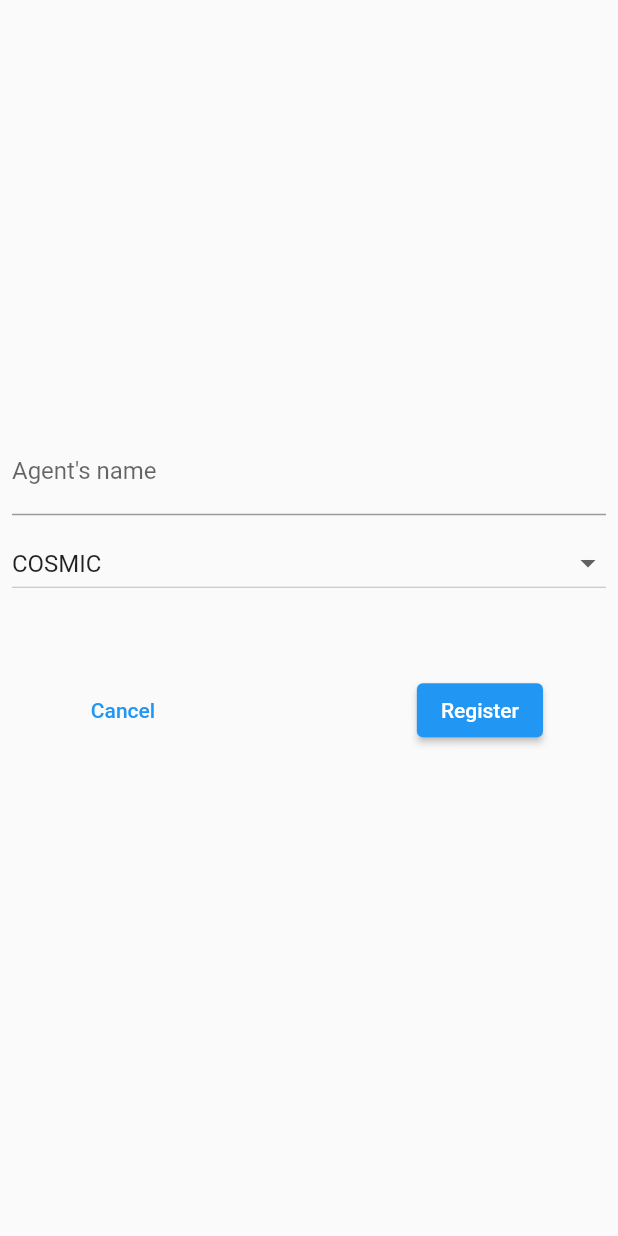
After one commit to Delni/space-traders-ui, a Flutter app: the screen it shows after launch, after a tap on "No token? Create an account here", on a phone screen of 412 x 824 dp. The commit adds this screen. Run offline on Flutter 3.47's test engine with Material 2 defaults, Android fonts, the phone set to English and light mode, and no system bars; our stand-ins replace dio.

Commit message:
✨ Register agent

```diff
--- /dev/null
+++ b/lib/domain/faction.dart
@@ -0,0 +1,21 @@
+enum Faction {
+  cosmic,
+  VOID, // ignore: constant_identifier_names
+  galactic,
+  quantum,
+  dominion,
+  astro,
+  corsairs,
+  obsidian,
+  aegis,
+  united,
+  solitary,
+  cobalt,
+  omega,
+  echo,
+  lords,
+  cult,
+  ancients,
+  shadow,
+  ethereal,
+}
--- a/lib/domain/server-status/repository.dart
+++ b/lib/domain/server-status/repository.dart
@@ -1,6 +1,8 @@
+import 'package:space_traders/domain/faction.dart';
+
 import 'status.dart';
 
-
 abstract class ServerRepository {
+  Future<String> register(String agentName, Faction faction);
   Future<ServerStatus> getStatus();
 }
--- a/lib/infra-http/server.http.dart
+++ b/lib/infra-http/server.http.dart
@@ -1,4 +1,5 @@
 import 'package:dio/dio.dart';
+import 'package:space_traders/domain/faction.dart';
 import 'package:space_traders/domain/server_status.dart';
 
 class ServerHttpAdapter implements ServerRepository {
@@ -15,4 +16,10 @@ class ServerHttpAdapter implements ServerRepository {
                 List<Map<String, dynamic>>.from(value["announcements"])
                     .map(Annoucement.fromJson),
           ));
+
+  @override
+  Future<String> register(String agentName, Faction faction) {
+    // TODO: implement register
+    throw UnimplementedError();
+  }
 }
--- a/lib/infra-ui/pages/login/login.dart
+++ b/lib/infra-ui/pages/login/login.dart
@@ -1,5 +1,6 @@
 import 'package:flutter/material.dart';
 import 'package:space_traders/infra-ui/pages/login/login_field.dart';
+import 'package:space_traders/infra-ui/pages/login/sign_up.dart';
 
 import 'annoucements/announcements.dart';
 
@@ -20,7 +21,8 @@ class LoginPage extends StatelessWidget {
                   style: Theme.of(context).textTheme.displayLarge,
                 ),
               ),
-              const LoginField()
+              const LoginField(),
+              const SignUp(),
             ],
           ),
           Positioned(
--- /dev/null
+++ b/lib/infra-ui/pages/login/sign_up.dart
@@ -0,0 +1 @@
+export 'sign_up/sign_up_button.dart';
--- /dev/null
+++ b/lib/infra-ui/pages/login/sign_up/sign_up_button.dart
@@ -0,0 +1,14 @@
+import 'package:flutter/material.dart';
+import 'package:space_traders/infra-ui/pages/login/sign_up/sign_up_modal_route.dart';
+
+class SignUp extends StatelessWidget {
+  const SignUp({super.key});
+
+  @override
+  Widget build(BuildContext context) {
+    return TextButton(
+      onPressed: () => Navigator.of(context).push(SignUpModalRoute()),
+      child: const Text("No token? Create an account here"),
+    );
+  }
+}
--- /dev/null
+++ b/lib/infra-ui/pages/login/sign_up/sign_up_form.dart
@@ -0,0 +1,132 @@
+import 'package:flutter/material.dart';
+import 'package:flutter/services.dart';
+import 'package:space_traders/domain/faction.dart';
+import 'package:space_traders/infra-ui/adapters.dart';
+
+class SignUpForm extends StatefulWidget {
+  const SignUpForm({super.key});
+
+  @override
+  State<SignUpForm> createState() => _SignUpFormState();
+}
+
+class _SignUpFormState extends State<SignUpForm> {
+  final agentController = TextEditingController();
+  String? token;
+  bool isLoading = false;
+  Faction faction = Faction.cosmic;
+
+  @override
+  Widget build(BuildContext context) {
+    return Scaffold(
+      body: Padding(
+        padding: const EdgeInsets.all(8.0),
+        child: token != null ? getToken(context) : getForm(context),
+      ),
+    );
+  }
+
+  Widget getToken(BuildContext context) => Column(
+        mainAxisAlignment: MainAxisAlignment.center,
+        children: [
+          Text("Welcome to the galaxy, Agent ${agentController.text}"),
+          const Text(
+            "Here is your unique token. Store it in a safe place, this is the only thing we have to make sure of your identity",
+          ),
+          Padding(
+            padding: EdgeInsets.symmetric(
+              horizontal: MediaQuery.of(context).size.width * 0.1,
+              vertical: 40,
+            ),
+            child: Row(
+              children: [
+                Expanded(
+                  child: TextField(
+                    controller: TextEditingController(text: token),
+                    readOnly: true,
+                    textAlign: TextAlign.justify,
+                    minLines: 5,
+                    maxLines: 10,
+                  ),
+                ),
+                IconButton(
+                    tooltip: "Copy to clipboard",
+                    onPressed: () {
+                      Clipboard.setData(ClipboardData(text: token!));
+                    },
+                    icon: const Icon(Icons.copy))
+              ],
+            ),
+          ),
+          ElevatedButton(
+            onPressed: Navigator.of(context).pop,
+            child: const Text("Get back"),
+          ),
+        ],
+      );
+
+  Widget getForm(BuildContext context) => Column(
+        mainAxisAlignment: MainAxisAlignment.center,
+        children: [
+          TextField(
+            controller: agentController,
+            decoration: const InputDecoration(
+              label: Text("Agent's name"),
+            ),
+          ),
+          Padding(
+            padding: const EdgeInsets.symmetric(vertical: 8.0),
+            child: DropdownButton(
+              isExpanded: true,
+              hint: const Text("Agent's faction"),
+              value: faction,
+              onChanged: (value) => setState(() {
+                faction = value ?? faction;
+              }),
+              items: Faction.values
+                  .map((faction) => DropdownMenuItem(
+                        value: faction,
+                        child: Text(faction.name.toUpperCase()),
+                      ))
+                  .toList(),
+            ),
+          ),
+          // Expanded(child: Container()),
+          Padding(
+            padding: const EdgeInsets.all(42.0),
+            child: Row(
+              mainAxisAlignment: MainAxisAlignment.spaceBetween,
+              children: [
+                TextButton(
+                  onPressed: Navigator.of(context).pop,
+                  child: const Text("Cancel"),
+                ),
+                ElevatedButton(
+                  onPressed: () {
+                    setState(() {
+                      isLoading = true;
+                    });
+                    Adapters.serverAdapter
+                        .register(agentController.text, faction)
+                        .then((value) => setState(() {
+                              isLoading = false;
+                              token = value;
+                            }));
+                  },
+                  child: isLoading
+                      ? const SizedBox(
+                          height: 12,
+                          width: 12,
+                          child: CircularProgressIndicator(
+                            color: Colors.white,
+                            strokeWidth: 2.5,
+                          ),
+                        )
+                      : const Text("Register"),
+                )
+              ],
+            ),
+          ),
+        ],
+      );
+}
--- /dev/null
+++ b/lib/infra-ui/pages/login/sign_up/sign_up_modal_route.dart
@@ -0,0 +1,40 @@
+import 'package:flutter/material.dart';
+import 'package:space_traders/infra-ui/pages/login/sign_up/sign_up_form.dart';
+
+class SignUpModalRoute extends ModalRoute {
+  @override
+  Color? get barrierColor => Colors.black45;
+
+  @override
+  bool get barrierDismissible => false;
+
+  @override
+  String? get barrierLabel => null;
+
+  @override
+  bool get maintainState => true;
+
+  @override
+  bool get opaque => false;
+
+  @override
+  Duration get transitionDuration => const Duration(milliseconds: 250);
+
+  @override
+  Widget buildPage(BuildContext context, Animation<double> animation,
+      Animation<double> secondaryAnimation) {
+    return const SignUpForm();
+  }
+
+  @override
+  Widget buildTransitions(BuildContext context, Animation<double> animation,
+      Animation<double> secondaryAnimation, Widget child) {
+    return SlideTransition(
+      position: Tween<Offset>(
+        begin: const Offset(1, 0),
+        end: Offset.zero,
+      ).animate(CurvedAnimation(parent: animation, curve: Curves.easeOutQuad)),
+      child: child,
+    );
+  }
+}
```
Also changed, not shown: 3 other files.
